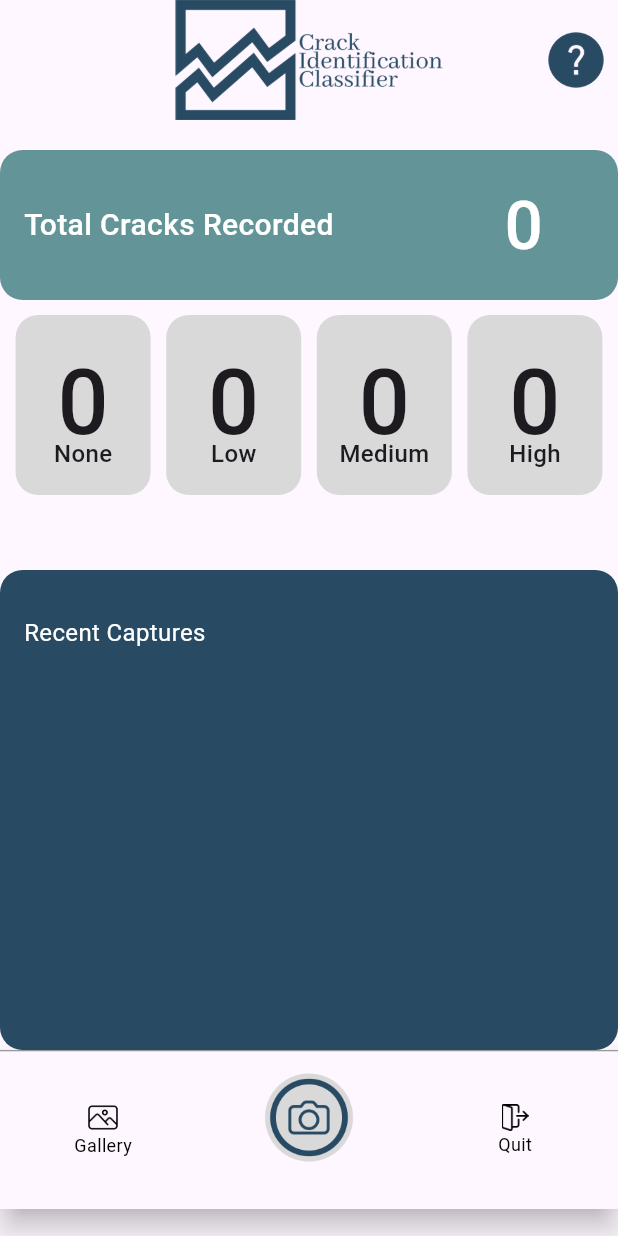
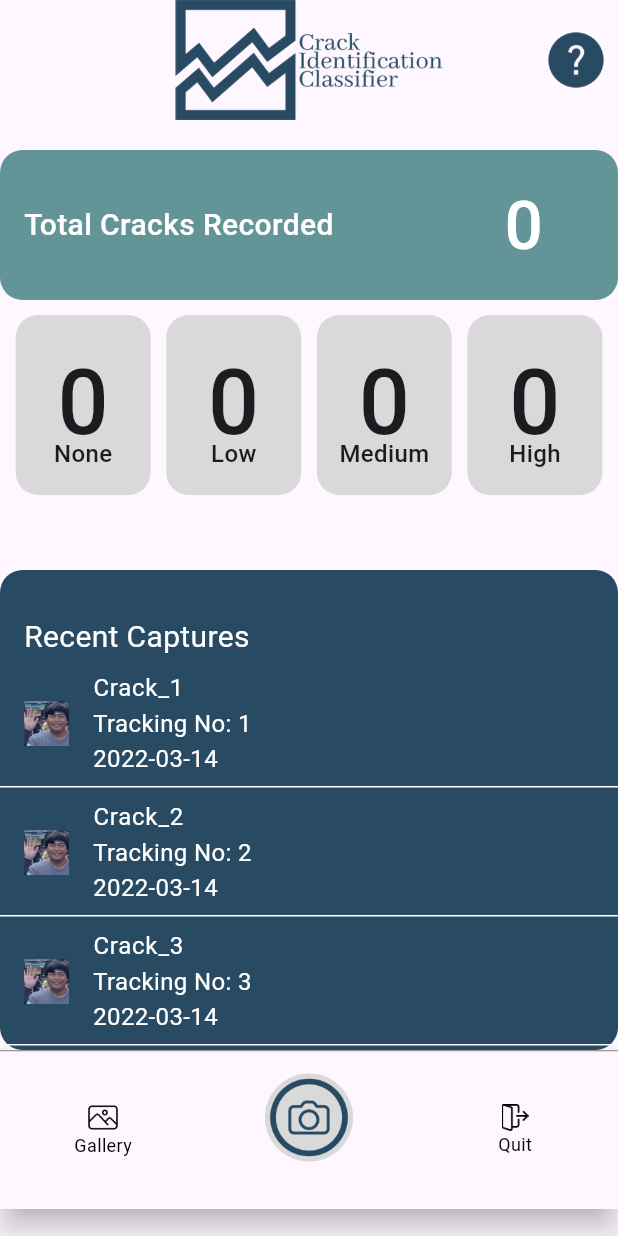
Before and after one commit to ZnerB16/BayesCrack, a Flutter app: the MainMenu screen opened directly, on a phone screen of 412 x 824 dp. Run offline on Flutter 3.47's test engine with Material 3 defaults, Android fonts, the phone set to English and light mode, and no system bars; our stand-ins replace camera, geocoding, location, permission_handler, sqflite; missing offline and left inert: tflite_flutter; accounts and stored records are empty.

Commit message:
recent images thingy majig

```diff
--- a/lib/main_menu.dart
+++ b/lib/main_menu.dart
@@ -5,6 +5,7 @@ import 'package:mobile_app/help_popup.dart';
 import 'package:mobile_app/hero_dialog_route.dart';
 import 'database/crack_db.dart';
 import 'gallery.dart';
+import 'recent_captures.dart';
 
 class MainMenu extends StatefulWidget {
   const MainMenu({super.key});
@@ -13,6 +14,7 @@ class MainMenu extends StatefulWidget {
 }
 
 class _MainMenuState extends State<MainMenu> {
+
   int noneCount = 0;
   int lowCount = 0;
   int medCount = 0;
@@ -68,7 +70,7 @@ class _MainMenuState extends State<MainMenu> {
           ),
         ],
       ),
-      body: SingleChildScrollView(
+      body: SingleChildScrollView( //counters
         child: Column(
           children: [
             const SizedBox(height: 20.0),
@@ -122,7 +124,24 @@ class _MainMenuState extends State<MainMenu> {
               ],
             ),
             const SizedBox(height: 50.0),
-            Container(
+            _buildRecentImagesListView(context),
+            const CustomBottomNavigationBar(),
+          ],
+        ),
+      ),
+    );
+  }
+
+  List<RecentImages> recentImages = [   //atik atik data from recent_captures.dart
+  RecentImages(trackingNo: 1, imageName: 'Crack_1', date: '2022-03-14', imagePath: 'assets/images/brenz.png'),
+  RecentImages(trackingNo: 2, imageName: 'Crack_2', date: '2022-03-14', imagePath: 'assets/images/brenz.png'),
+  RecentImages(trackingNo: 3, imageName: 'Crack_3', date: '2022-03-14', imagePath: 'assets/images/brenz.png'),
+  RecentImages(trackingNo: 4, imageName: 'Crack_4', date: '2022-03-14', imagePath: 'assets/images/brenz.png'),
+  RecentImages(trackingNo: 5, imageName: 'Crack_5', date: '2022-03-14', imagePath: 'assets/images/brenz.png'),
+];
+
+  Widget _buildRecentImagesListView(BuildContext context) {
+  return Container(
     width: double.infinity,
     height: 320.0,
     margin: const EdgeInsets.all(0),
@@ -130,23 +149,76 @@ class _MainMenuState extends State<MainMenu> {
       color: const Color(0xFF284B63),
       borderRadius: BorderRadius.circular(15.0),
     ),
-              child: const Align(
-                alignment: Alignment.topLeft,
-                child: Padding(
-                  padding: EdgeInsets.only(left: 16.0, top: 30),
+    child: Column(
+      crossAxisAlignment: CrossAxisAlignment.start,
+      children: [
+        Padding(
+          padding: const EdgeInsets.only(left: 16.0, top: 30),
           child: Text(
             'Recent Captures',
+            style: TextStyle(
+              color: Colors.white,
+              fontSize: 20.0,
+            ),
+          ),
+        ),
+        Expanded(
+          child: ListView.builder(
+            itemCount: recentImages.length,
+            itemBuilder: (context, index) {
+              return Column(
+                children: [
+                  GestureDetector(
+                    onTap: () {
+                      Navigator.push(
+                        context,
+                        MaterialPageRoute(builder: (context) => const GalleryScreen()), // change to point to specific image file
+                      );
+                    },
+                    child: ListTile(
+                      leading: Image.asset(
+                        recentImages[index].imagePath,
+                        width: 30, // Adjust the width as needed
+                        height: 30, // Adjust the height as needed
+                        fit: BoxFit.cover,
+                      ),
+                      title: Text(
+                        recentImages[index].imageName,
                         style: TextStyle(
                           color: Colors.white,
                           fontSize: 16.0,
                         ),
                       ),
+                      subtitle: Column(
+                        crossAxisAlignment: CrossAxisAlignment.start,
+                        children: [
+                          Text(
+                            'Tracking No: ${recentImages[index].trackingNo}',
+                            style: TextStyle(
+                              color: Colors.white,
+                              fontSize: 16.0,
+                            ),
+                          ),
+                          Text(
+                            recentImages[index].date,
+                            style: TextStyle(
+                              color: Colors.white,
+                              fontSize: 16.0,
+                            ),
+                          ),
+                        ],
                       ),
                     ),
                   ),
-            const CustomBottomNavigationBar(),
+                  Divider(
+                    color: Colors.white, thickness: 1.0, height: 0.0,
+                  ),
                 ],
+              );
+            },
           ),
+        ),
+      ],
     ),
   );
 }
--- /dev/null
+++ b/lib/recent_captures.dart
@@ -0,0 +1,12 @@
+import 'package:flutter/material.dart';
+
+class RecentImages {
+
+    final int trackingNo;
+    final String imageName;
+    final String date;
+    final String imagePath;
+
+    RecentImages({required this.trackingNo, required this.imageName, required this.date, required this.imagePath});
+
+}
```
Also changed, not shown: 1 other file. Lines whose indentation alone changed are shown as unchanged.
